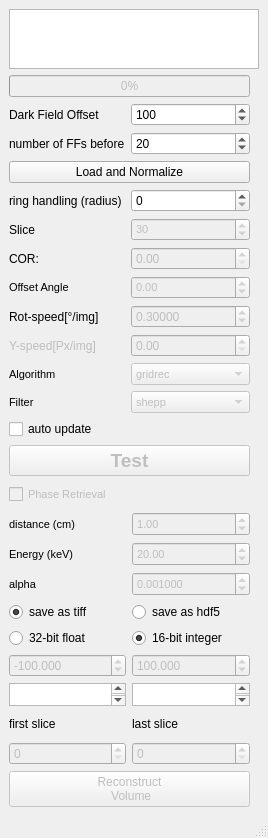
Qt form BAMline_on_the_fly_CT/on_the_fly_CT_reco_hdf_panel.ui (HMarkoetter/BAMline_CT_preview_RECO) before a commit.
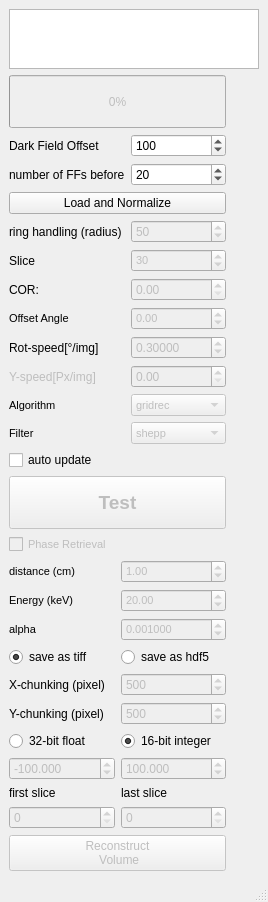
The same form after that commit.

Commit message: hdf5 chunking implemented

```diff
--- a/BAMline_on_the_fly_CT/on_the_fly_CT_reco_hdf_panel.ui
+++ b/BAMline_on_the_fly_CT/on_the_fly_CT_reco_hdf_panel.ui
@@ -7,7 +7,7 @@
     <x>0</x>
     <y>0</y>
     <width>268</width>
-    <height>838</height>
+    <height>902</height>
    </rect>
   </property>
   <property name="windowTitle">
@@ -57,32 +57,23 @@
     </item>
     <item row="5" column="0">
      <layout class="QGridLayout" name="gridLayout_8">
-      <item row="3" column="1">
-       <widget class="QDoubleSpinBox" name="doubleSpinBox_alpha_2">
+      <item row="5" column="1">
+       <widget class="QSpinBox" name="hdf_chunking_x">
         <property name="enabled">
          <bool>false</bool>
         </property>
-        <property name="sizePolicy">
-         <sizepolicy hsizetype="Minimum" vsizetype="Minimum">
-          <horstretch>0</horstretch>
-          <verstretch>0</verstretch>
-         </sizepolicy>
-        </property>
-        <property name="font">
-         <font>
-          <pointsize>8</pointsize>
-          <weight>50</weight>
-          <bold>false</bold>
-         </font>
-        </property>
-        <property name="decimals">
-         <number>6</number>
-        </property>
-        <property name="singleStep">
-         <double>0.000100000000000</double>
+        <property name="maximum">
+         <number>99999</number>
         </property>
         <property name="value">
-         <double>0.001000000000000</double>
+         <number>500</number>
+        </property>
+       </widget>
+      </item>
+      <item row="5" column="0">
+       <widget class="QLabel" name="label_11">
+        <property name="text">
+         <string>X-chunking (pixel)</string>
         </property>
        </widget>
       </item>
@@ -132,6 +123,48 @@
         </property>
        </widget>
       </item>
+      <item row="3" column="1">
+       <widget class="QDoubleSpinBox" name="doubleSpinBox_alpha_2">
+        <property name="enabled">
+         <bool>false</bool>
+        </property>
+        <property name="sizePolicy">
+         <sizepolicy hsizetype="Minimum" vsizetype="Minimum">
+          <horstretch>0</horstretch>
+          <verstretch>0</verstretch>
+         </sizepolicy>
+        </property>
+        <property name="font">
+         <font>
+          <pointsize>8</pointsize>
+          <weight>50</weight>
+          <bold>false</bold>
+         </font>
+        </property>
+        <property name="decimals">
+         <number>6</number>
+        </property>
+        <property name="singleStep">
+         <double>0.000100000000000</double>
+        </property>
+        <property name="value">
+         <double>0.001000000000000</double>
+        </property>
+       </widget>
+      </item>
+      <item row="9" column="1">
+       <widget class="QLabel" name="label_6">
+        <property name="sizePolicy">
+         <sizepolicy hsizetype="Minimum" vsizetype="Minimum">
+          <horstretch>0</horstretch>
+          <verstretch>0</verstretch>
+         </sizepolicy>
+        </property>
+        <property name="text">
+         <string>last slice</string>
+        </property>
+       </widget>
+      </item>
       <item row="2" column="0">
        <widget class="QLabel" name="label_Energy_2">
         <property name="enabled">
@@ -155,32 +188,6 @@
         </property>
        </widget>
       </item>
-      <item row="1" column="1">
-       <widget class="QDoubleSpinBox" name="doubleSpinBox_distance_2">
-        <property name="enabled">
-         <bool>false</bool>
-        </property>
-        <property name="sizePolicy">
-         <sizepolicy hsizetype="Minimum" vsizetype="Minimum">
-          <horstretch>0</horstretch>
-          <verstretch>0</verstretch>
-         </sizepolicy>
-        </property>
-        <property name="font">
-         <font>
-          <pointsize>8</pointsize>
-          <weight>50</weight>
-          <bold>false</bold>
-         </font>
-        </property>
-        <property name="maximum">
-         <double>5000.000000000000000</double>
-        </property>
-        <property name="value">
-         <double>1.000000000000000</double>
-        </property>
-       </widget>
-      </item>
       <item row="2" column="1">
        <widget class="QDoubleSpinBox" name="doubleSpinBox_Energy_2">
         <property name="enabled">
@@ -233,33 +240,33 @@
         </property>
        </widget>
       </item>
-      <item row="8" column="1">
-       <widget class="QLabel" name="label_6">
+      <item row="1" column="1">
+       <widget class="QDoubleSpinBox" name="doubleSpinBox_distance_2">
+        <property name="enabled">
+         <bool>false</bool>
+        </property>
         <property name="sizePolicy">
          <sizepolicy hsizetype="Minimum" vsizetype="Minimum">
           <horstretch>0</horstretch>
           <verstretch>0</verstretch>
          </sizepolicy>
         </property>
-        <property name="text">
-         <string>last slice</string>
+        <property name="font">
+         <font>
+          <pointsize>8</pointsize>
+          <weight>50</weight>
+          <bold>false</bold>
+         </font>
+        </property>
+        <property name="maximum">
+         <double>5000.000000000000000</double>
+        </property>
+        <property name="value">
+         <double>1.000000000000000</double>
         </property>
        </widget>
       </item>
       <item row="8" column="0">
-       <widget class="QLabel" name="label_5">
-        <property name="sizePolicy">
-         <sizepolicy hsizetype="Minimum" vsizetype="Minimum">
-          <horstretch>0</horstretch>
-          <verstretch>0</verstretch>
-         </sizepolicy>
-        </property>
-        <property name="text">
-         <string>first slice</string>
-        </property>
-       </widget>
-      </item>
-      <item row="6" column="0">
        <widget class="QDoubleSpinBox" name="int_low">
         <property name="enabled">
          <bool>false</bool>
@@ -278,39 +285,20 @@
         </property>
        </widget>
       </item>
-      <item row="7" column="0">
-       <widget class="QTextBrowser" name="min">
-        <property name="enabled">
-         <bool>true</bool>
+      <item row="9" column="0">
+       <widget class="QLabel" name="label_5">
+        <property name="sizePolicy">
+         <sizepolicy hsizetype="Minimum" vsizetype="Minimum">
+          <horstretch>0</horstretch>
+          <verstretch>0</verstretch>
+         </sizepolicy>
         </property>
-        <property name="maximumSize">
-         <size>
-          <width>119</width>
-          <height>23</height>
-         </size>
+        <property name="text">
+         <string>first slice</string>
         </property>
        </widget>
       </item>
-      <item row="6" column="1">
-       <widget class="QDoubleSpinBox" name="int_high">
-        <property name="enabled">
-         <bool>false</bool>
-        </property>
-        <property name="decimals">
-         <number>3</number>
-        </property>
-        <property name="minimum">
-         <double>-65535.000000000000000</double>
-        </property>
-        <property name="maximum">
-         <double>65535.000000000000000</double>
-        </property>
-        <property name="value">
-         <double>100.000000000000000</double>
-        </property>
-       </widget>
-      </item>
-      <item row="5" column="1">
+      <item row="7" column="1">
        <widget class="QRadioButton" name="radioButton_16bit_integer">
         <property name="text">
          <string>16-bit integer</string>
@@ -323,19 +311,6 @@
         </attribute>
        </widget>
       </item>
-      <item row="7" column="1">
-       <widget class="QTextBrowser" name="max">
-        <property name="enabled">
-         <bool>true</bool>
-        </property>
-        <property name="maximumSize">
-         <size>
-          <width>119</width>
-          <height>23</height>
-         </size>
-        </property>
-       </widget>
-      </item>
       <item row="4" column="1">
        <widget class="QRadioButton" name="save_hdf5">
         <property name="enabled">
@@ -352,7 +327,36 @@
         </attribute>
        </widget>
       </item>
-      <item row="5" column="0">
+      <item row="8" column="1">
+       <widget class="QDoubleSpinBox" name="int_high">
+        <property name="enabled">
+         <bool>false</bool>
+        </property>
+        <property name="decimals">
+         <number>3</number>
+        </property>
+        <property name="minimum">
+         <double>-65535.000000000000000</double>
+        </property>
+        <property name="maximum">
+         <double>65535.000000000000000</double>
+        </property>
+        <property name="value">
+         <double>100.000000000000000</double>
+        </property>
+       </widget>
+      </item>
+      <item row="10" column="0">
+       <widget class="QSpinBox" name="spinBox_first">
+        <property name="enabled">
+         <bool>false</bool>
+        </property>
+        <property name="maximum">
+         <number>999999</number>
+        </property>
+       </widget>
+      </item>
+      <item row="7" column="0">
        <widget class="QRadioButton" name="radioButton_32bit_float">
         <property name="text">
          <string>32-bit float</string>
@@ -375,17 +379,7 @@
         </attribute>
        </widget>
       </item>
-      <item row="9" column="0">
-       <widget class="QSpinBox" name="spinBox_first">
-        <property name="enabled">
-         <bool>false</bool>
-        </property>
-        <property name="maximum">
-         <number>999999</number>
-        </property>
-       </widget>
-      </item>
-      <item row="9" column="1">
+      <item row="10" column="1">
        <widget class="QSpinBox" name="spinBox_last">
         <property name="enabled">
          <bool>false</bool>
@@ -395,6 +389,26 @@
         </property>
        </widget>
       </item>
+      <item row="6" column="0">
+       <widget class="QLabel" name="label_12">
+        <property name="text">
+         <string>Y-chunking (pixel)</string>
+        </property>
+       </widget>
+      </item>
+      <item row="6" column="1">
+       <widget class="QSpinBox" name="hdf_chunking_y">
+        <property name="enabled">
+         <bool>false</bool>
+        </property>
+        <property name="maximum">
+         <number>99999</number>
+        </property>
+        <property name="value">
+         <number>500</number>
+        </property>
+       </widget>
+      </item>
      </layout>
     </item>
     <item row="1" column="0">
@@ -875,7 +889,7 @@
       <item row="4" column="1">
        <widget class="QSpinBox" name="spinBox_ringradius">
         <property name="enabled">
-         <bool>true</bool>
+         <bool>false</bool>
         </property>
         <property name="sizePolicy">
          <sizepolicy hsizetype="Minimum" vsizetype="Preferred">
@@ -887,7 +901,7 @@
          <number>65535</number>
         </property>
         <property name="value">
-         <number>0</number>
+         <number>50</number>
         </property>
        </widget>
       </item>
```
The commit also changes 1 other file.
